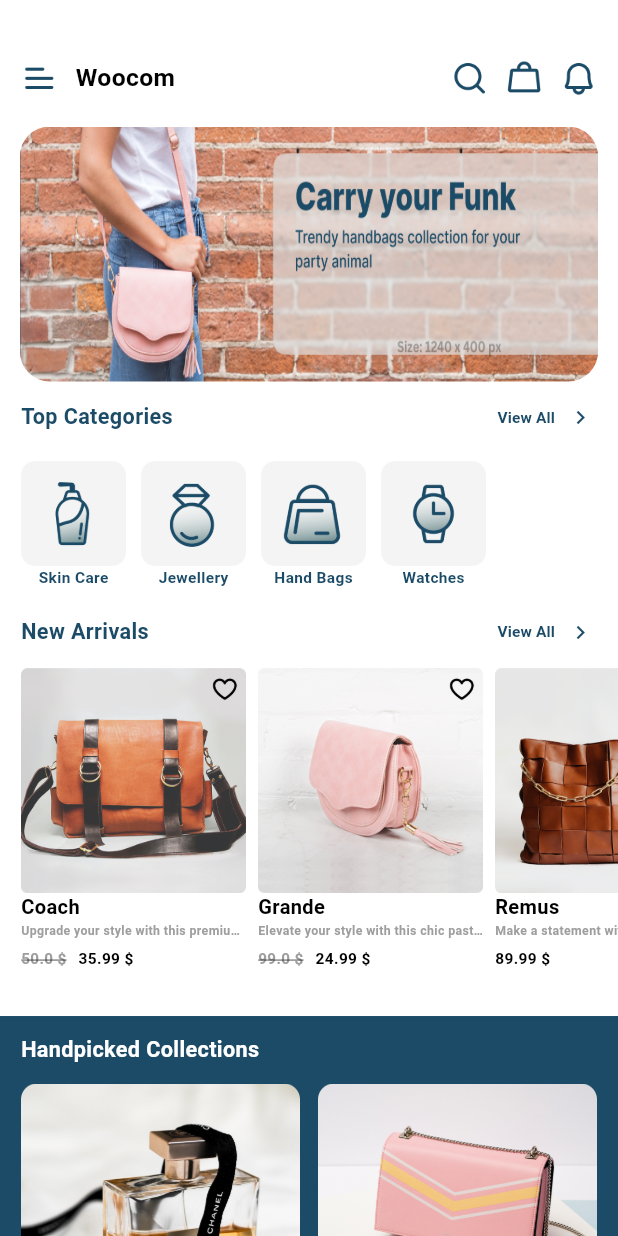
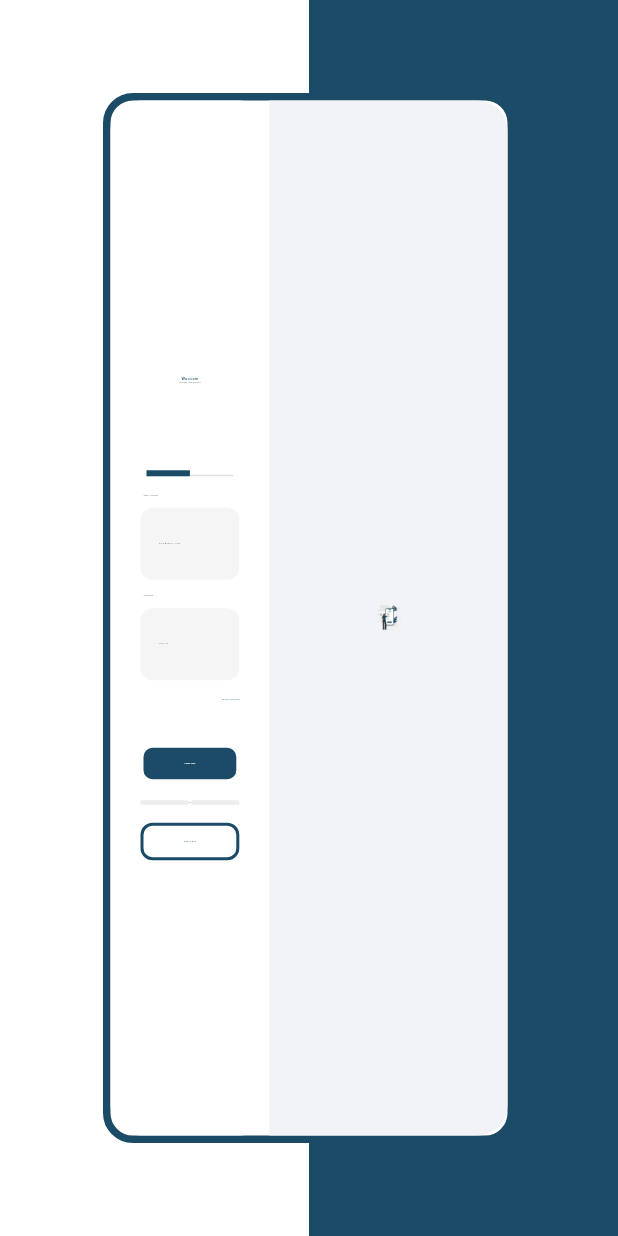
Before and after one commit to TheSam912/woocom, a Flutter app: the screen it shows after launch, on a phone screen of 412 x 824 dp. Run offline on Flutter 3.47's test engine with Material 3 defaults, Android fonts, the phone set to English and light mode, and no system bars; drawn by our look-alikes of carousel_slider; our stand-ins replace flutter_riverpod, flutter_screenutil, go_router, google_fonts; Roboto replaces fonts that are missing (Dosis).

Commit message:
authentication web ui done

```diff
--- a/lib/core/constants/app_assets.dart
+++ b/lib/core/constants/app_assets.dart
@@ -7,6 +7,7 @@ class AppAssets {
   static const String userPlaceholder = "assets/images/user_placeholder.png";
   static const String bagBg = "assets/images/bag_bg.png";
   static const String empty_basket = "assets/images/empty_basket.png";
+  static const String signIn_image = "assets/images/singin_image.png";
 
   static const String productImage1 = "assets/images/product/product1.png";
   static const String productImage2 = "assets/images/product/product2.png";
--- a/lib/core/constants/app_icons.dart
+++ b/lib/core/constants/app_icons.dart
@@ -9,6 +9,8 @@ class AppIcons {
   static const String profile = "assets/icons/profile.png";
   static const String location = "assets/icons/location.png";
   static const String fullScreen = "assets/icons/fullscreen.png";
+  static const String mail = "assets/icons/mail.png";
+  static const String password = "assets/icons/password.png";
 
   //social icons
   static const String facebook = "assets/icons/fb.png";
--- a/lib/core/routes/routes.dart
+++ b/lib/core/routes/routes.dart
@@ -5,6 +5,7 @@ import 'package:ecommerce_woocom/presentation/pages/category/category.dart';
 import 'package:ecommerce_woocom/presentation/pages/image_slider/image_slider.dart';
 import 'package:flutter/material.dart';
 import 'package:go_router/go_router.dart';
+import '../../presentation/authentication/singIn/singIn_web.dart';
 import '../../presentation/pages/product_detail/product_detail.dart';
 
 final GlobalKey<NavigatorState> _rootNavigatorKey =
@@ -18,7 +19,7 @@ Widget myTransition(child, animation) {
 
 final GoRouter router = GoRouter(
     navigatorKey: _rootNavigatorKey,
-    initialLocation: "/app",
+    initialLocation: "/signIn",
     routes: <RouteBase>[
       GoRoute(
         path: '/app',
@@ -137,7 +138,22 @@ final GoRouter router = GoRouter(
           return CustomTransitionPage(
             key: state.pageKey,
             name: state.name,
-            child:  BasketMobile(),
+            child: BasketMobile(),
+            transitionsBuilder:
+                (context, animation, secondaryAnimation, child) {
+              return myTransition(child, animation);
+            },
+          );
+        },
+      ),
+      GoRoute(
+        path: '/signIn',
+        name: 'signIn',
+        pageBuilder: (context, state) {
+          return CustomTransitionPage(
+            key: state.pageKey,
+            name: state.name,
+            child: const SingInWeb(),
             transitionsBuilder:
                 (context, animation, secondaryAnimation, child) {
               return myTransition(child, animation);
--- /dev/null
+++ b/lib/presentation/authentication/singIn/singIn_web.dart
@@ -0,0 +1,379 @@
+import 'package:ecommerce_woocom/core/constants/app_assets.dart';
+import 'package:ecommerce_woocom/core/constants/app_colors.dart';
+import 'package:ecommerce_woocom/core/constants/app_icons.dart';
+import 'package:flutter/material.dart';
+import 'package:flutter_screenutil/flutter_screenutil.dart';
+
+import '../../../core/constants/app_text_styles.dart';
+
+class SingInWeb extends StatefulWidget {
+  const SingInWeb({super.key});
+
+  @override
+  State<SingInWeb> createState() => _SingInWebState();
+}
+
+class _SingInWebState extends State<SingInWeb>
+    with SingleTickerProviderStateMixin {
+  final _emailController = TextEditingController();
+  final _passwordController = TextEditingController();
+  final _confirmPasswordController = TextEditingController();
+  final _adminEmailController = TextEditingController();
+  final _adminPasswordController = TextEditingController();
+  late TabController _tabController;
+  bool _isLogin = true;
+
+  @override
+  void initState() {
+    super.initState();
+    _tabController = TabController(length: 2, vsync: this);
+    _tabController.addListener(() {
+      setState(() {}); // Forces rebuild when the tab changes
+    });
+  }
+
+  void _login() {
+    if (_tabController.index == 0) {
+      Navigator.pushReplacementNamed(context, '/admin');
+    } else {
+      Navigator.pushReplacementNamed(context, '/home');
+    }
+  }
+
+  @override
+  void dispose() {
+    _tabController.dispose();
+    super.dispose();
+  }
+
+  @override
+  Widget build(BuildContext context) {
+    final size = MediaQuery.of(context).size;
+    return Scaffold(
+        backgroundColor: Colors.white,
+        body: SizedBox(
+            width: size.width,
+            height: size.height,
+            child: Stack(
+              children: [
+                Row(
+                  children: [
+                    Flexible(
+                      flex: 5,
+                      child: Container(),
+                    ),
+                    Flexible(
+                      flex: 5,
+                      child: Container(
+                        color: AppColors.primary,
+                      ),
+                    ),
+                  ],
+                ),
+                Center(
+                  child: Container(
+                    width: size.width / 1.5,
+                    height: 700,
+                    decoration: BoxDecoration(
+                        borderRadius: BorderRadius.circular(20),
+                        color: Colors.white,
+                        border: Border.all(width: 5, color: AppColors.primary)),
+                    child: Row(
+                      mainAxisAlignment: MainAxisAlignment.spaceBetween,
+                      children: [
+                        Flexible(
+                          flex: 4,
+                          child: Container(
+                            width: double.infinity,
+                            padding: const EdgeInsets.symmetric(vertical: 20),
+                            decoration: BoxDecoration(
+                              color: Colors.white,
+                              borderRadius: BorderRadius.circular(20),
+                            ),
+                            child: Column(
+                              mainAxisAlignment: MainAxisAlignment.center,
+                              children: [
+                                Text(
+                                  "Woocom",
+                                  style: AppTextStyles.dynamicStyle(
+                                    fontSize: 2.5.sp,
+                                    fontWeight: FontWeight.bold,
+                                    color: AppColors.primary,
+                                  ),
+                                ),
+                                Text(
+                                  _isLogin
+                                      ? "Log into your account"
+                                      : "Create New Account",
+                                  style: AppTextStyles.dynamicStyle(
+                                    fontSize: 0.9.sp,
+                                    fontWeight: FontWeight.w500,
+                                    color: AppColors.textLight,
+                                  ),
+                                ),
+                                Padding(
+                                  padding: const EdgeInsets.symmetric(
+                                      horizontal: 24, vertical: 12),
+                                  child: _isLogin
+                                      ? _tabBarWidget()
+                                      : const Center(),
+                                ),
+                                if (_tabController.index == 1) ...[
+                                  _textFieldWidget(
+                                      "Admin Email Address ...",
+                                      TextInputType.emailAddress,
+                                      "alex@email.com",
+                                      AppIcons.mail,
+                                      _adminEmailController),
+                                  const SizedBox(height: 10),
+                                  _textFieldWidget(
+                                      "Admin Password ...",
+                                      TextInputType.visiblePassword,
+                                      "ABC123",
+                                      AppIcons.password,
+                                      _adminPasswordController),
+                                ] else
+                                  ..._isLogin
+                                      ? [
+                                          _textFieldWidget(
+                                              "Email Address ...",
+                                              TextInputType.emailAddress,
+                                              "alex@email.com",
+                                              AppIcons.mail,
+                                              _emailController),
+                                          const SizedBox(height: 10),
+                                          _textFieldWidget(
+                                              "Password ...",
+                                              TextInputType.visiblePassword,
+                                              "ABC123",
+                                              AppIcons.password,
+                                              _passwordController),
+                                        ]
+                                      : [
+                                          _textFieldWidget(
+                                              "Email Address ...",
+                                              TextInputType.emailAddress,
+                                              "alex@email.com",
+                                              AppIcons.mail,
+                                              _emailController),
+                                          const SizedBox(height: 10),
+                                          _textFieldWidget(
+                                              "Password ...",
+                                              TextInputType.visiblePassword,
+                                              "ABC123",
+                                              AppIcons.password,
+                                              _passwordController),
+                                          const SizedBox(height: 10),
+                                          _textFieldWidget(
+                                              "Confirm Password ...",
+                                              TextInputType.visiblePassword,
+                                              "ABC123",
+                                              AppIcons.password,
+                                              _confirmPasswordController),
+                                        ],
+                                _isLogin
+                                    ? Container(
+                                        width: double.infinity,
+                                        margin: const EdgeInsets.only(
+                                            right: 20, top: 12),
+                                        child: Text(
+                                          "Forget Passowrd",
+                                          textAlign: TextAlign.right,
+                                          style: AppTextStyles.dynamicStyle(
+                                              fontSize: 1.sp,
+                                              fontWeight: FontWeight.w600,
+                                              color: AppColors.primary),
+                                        ),
+                                      )
+                                    : const Center(),
+                                const SizedBox(
+                                  height: 30,
+                                ),
+                                _isLogin
+                                    ? _buttonWidget("Login Now", () {}, true)
+                                    : _buttonWidget("SignUp Now", () {}, true),
+                                Padding(
+                                  padding:
+                                      const EdgeInsets.symmetric(vertical: 12),
+                                  child: Row(
+                                    children: [
+                                      _tabController.index == 0
+                                          ? Flexible(
+                                              flex: 4,
+                                              child: Container(
+                                                height: 3,
+                                                margin: const EdgeInsets.only(
+                                                    left: 20),
+                                                color: Colors.grey.shade200,
+                                              ),
+                                            )
+                                          : const Center(),
+                                      _tabController.index == 0
+                                          ? Text(
+                                              "OR",
+                                              style: AppTextStyles.dynamicStyle(
+                                                  fontSize: 1.sp,
+                                                  color: Colors.grey,
+                                                  fontWeight: FontWeight.w600),
+                                            )
+                                          : const Center(),
+                                      _tabController.index == 0
+                                          ? Flexible(
+                                              flex: 4,
+                                              child: Container(
+                                                height: 3,
+                                                margin: const EdgeInsets.only(
+                                                    right: 20),
+                                                color: Colors.grey.shade200,
+                                              ),
+                                            )
+                                          : const Center()
+                                    ],
+                                  ),
+                                ),
+                                _tabController.index == 0
+                                    ? _isLogin
+                                        ? _buttonWidget("SingUp Now", () {
+                                            setState(() {
+                                              _isLogin = !_isLogin;
+                                            });
+                                          }, false)
+                                        : _buttonWidget("Login", () {
+                                            setState(() {
+                                              _isLogin = !_isLogin;
+                                            });
+                                          }, false)
+                                    : const Center(),
+                              ],
+                            ),
+                          ),
+                        ),
+                        Flexible(
+                          flex: 6,
+                          child: Container(
+                            padding: const EdgeInsets.all(70),
+                            decoration: const BoxDecoration(
+                              color: Color(0xffF1F3F6),
+                              borderRadius: BorderRadius.only(
+                                  topRight: Radius.circular(20),
+                                  bottomRight: Radius.circular(20)),
+                            ),
+                            alignment: Alignment.center,
+                            child: Image.asset(AppAssets.signIn_image),
+                          ),
+                        ),
+                      ],
+                    ),
+                  ),
+                )
+              ],
+            )));
+  }
+
+  _textFieldWidget(title, TextInputType inputType, hint, icon,
+          TextEditingController controller) =>
+      Padding(
+        padding: const EdgeInsets.symmetric(horizontal: 8.0),
+        child: Column(
+          crossAxisAlignment: CrossAxisAlignment.start,
+          children: [
+            Padding(
+              padding: const EdgeInsets.only(left: 14),
+              child: Text(
+                title,
+                style: AppTextStyles.dynamicStyle(
+                  fontSize: 1.sp,
+                  fontWeight: FontWeight.w500,
+                  color: Colors.black87,
+                ),
+              ),
+            ),
+            const SizedBox(height: 8),
+            Container(
+              margin: const EdgeInsets.symmetric(horizontal: 12),
+              decoration: BoxDecoration(
+                  borderRadius: BorderRadius.circular(8),
+                  color: Colors.grey.shade100),
+              child: Row(
+                children: [
+                  Flexible(
+                    flex: 9,
+                    child: TextField(
+                        controller: controller,
+                        keyboardType: inputType,
+                        style: AppTextStyles.dynamicStyle(
+                          fontSize: 1.sp,
+                          fontWeight: FontWeight.w500,
+                          color: Colors.black87,
+                        ),
+                        cursorColor: AppColors.primary,
+                        decoration: InputDecoration(
+                            labelStyle: AppTextStyles.dynamicStyle(
+                              fontSize: 1.sp,
+                              fontWeight: FontWeight.w500,
+                              color: Colors.black87,
+                            ),
+                            hintText: hint,
+                            border: InputBorder.none,
+                            contentPadding:
+                                const EdgeInsets.symmetric(horizontal: 12))),
+                  ),
+                  Flexible(
+                    flex: 1,
+                    child: Container(
+                      width: 30,
+                      padding: const EdgeInsets.all(4),
+                      decoration: const BoxDecoration(
+                          borderRadius: BorderRadius.only(
+                              topRight: Radius.circular(8),
+                              bottomRight: Radius.circular(8))),
+                      child: Image.asset(
+                        icon,
+                        color: AppColors.primary,
+                      ),
+                    ),
+                  )
+                ],
+              ),
+            ),
+          ],
+        ),
+      );
+
+  _tabBarWidget() => TabBar(
+        controller: _tabController,
+        dividerColor: Colors.grey.shade300,
+        indicatorWeight: 4,
+        indicatorColor: AppColors.primary,
+        indicatorSize: TabBarIndicatorSize.tab,
+        labelColor: AppColors.primary,
+        unselectedLabelColor: AppColors.textLight,
+        labelStyle: AppTextStyles.dynamicStyle(
+            fontSize: 1.sp, fontWeight: FontWeight.w600),
+        tabs: const [
+          Tab(text: 'User'),
+          Tab(text: 'Admin'),
+        ],
+      );
+
+  _buttonWidget(String text, VoidCallback onTap, isSingIn) => GestureDetector(
+        onTap: onTap,
+        child: Container(
+          margin: const EdgeInsets.only(left: 20, right: 20),
+          padding: const EdgeInsets.symmetric(vertical: 10),
+          decoration: BoxDecoration(
+              borderRadius: BorderRadius.circular(8),
+              border: Border.all(
+                  color: isSingIn ? Colors.white : AppColors.primary, width: 2),
+              color: isSingIn ? AppColors.primary : Colors.white),
+          alignment: Alignment.center,
+          child: Text(
+            text,
+            style: AppTextStyles.dynamicStyle(
+                fontSize: 1.sp,
+                fontWeight: FontWeight.w600,
+                color: isSingIn ? Colors.white : AppColors.primary),
+          ),
+        ),
+      );
+}
--- a/lib/presentation/widgets/w_appbar.dart
+++ b/lib/presentation/widgets/w_appbar.dart
@@ -1,6 +1,6 @@
 import 'package:ecommerce_woocom/app.dart';
 import 'package:ecommerce_woocom/core/constants/app_colors.dart';
-import 'package:ecommerce_woocom/core/routes/routes.dart';
+import 'package:ecommerce_woocom/presentation/authentication/singIn/singIn_web.dart';
 import 'package:ecommerce_woocom/presentation/widgets/w_iconButton.dart';
 import 'package:flutter/material.dart';
 import 'package:flutter_screenutil/flutter_screenutil.dart';
@@ -179,7 +179,25 @@ wAppBarWeb(context, isMain) {
                 const SizedBox(
                   width: 12,
                 ),
-                const wIconButton(iconPath: AppIcons.profile),
+                wIconButton(
+                  iconPath: AppIcons.profile,
+                  onTap: () {
+                    Navigator.of(context).push(
+                      PageRouteBuilder(
+                        pageBuilder: (context, animation, secondaryAnimation) =>
+                            const SingInWeb(),
+                        transitionsBuilder:
+                            (context, animation, secondaryAnimation, child) {
+                          return FadeTransition(
+                            opacity: animation,
+                            child: child,
+                          );
+                        },
+                        settings: const RouteSettings(),
+                      ),
+                    );
+                  },
+                ),
                 const SizedBox(
                   width: 12,
                 ),
```
Also changed, not shown: assets/icons/mail.png (added), assets/icons/password.png (added), assets/images/singin_image.png (added).
